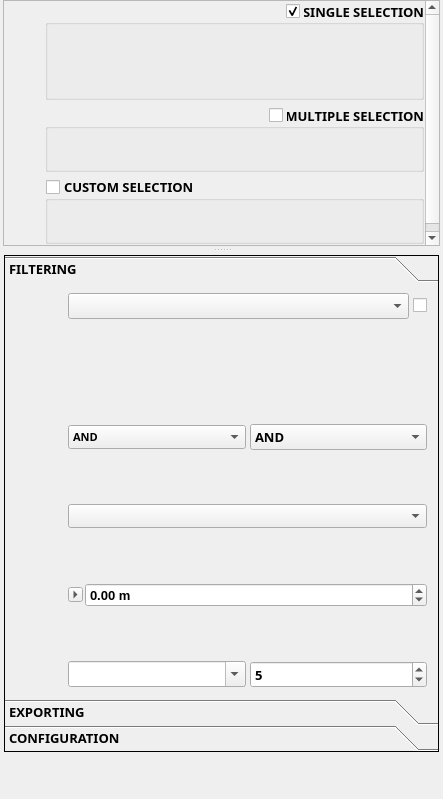
Old version of the form filter_mate_dockwidget_base.ui in the repository imagodata/filter_mate.
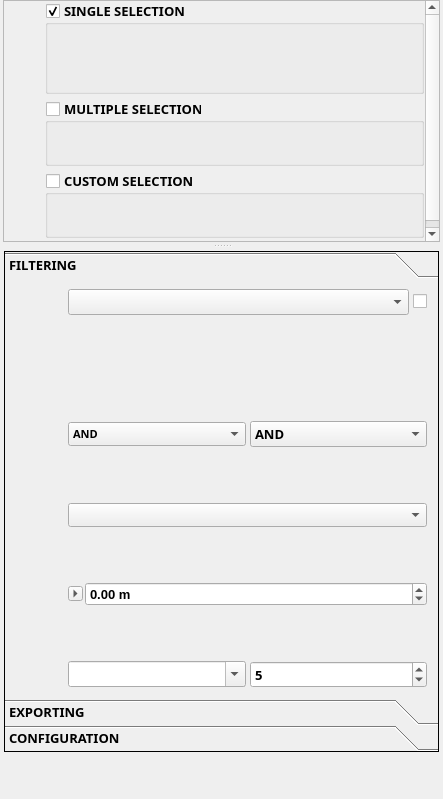
New version of the form. Icons and pictures are not drawn. Custom widgets are drawn as their Qt base class.

Commit message:
style(ui): harmonize SINGLE/MULTIPLE groupbox display with CUSTOM
SINGLE: reset horstretch to 0, drop right-alignment, align spacing (2) and
widget heights (24px). MULTIPLE: switch font stylestrategy to PreferDefault,
drop right-alignment, realign field expression widget (pointsize 8, IBeam
cursor) with the CUSTOM reference.

```diff
--- a/filter_mate_dockwidget_base.ui
+++ b/filter_mate_dockwidget_base.ui
@@ -748,7 +748,7 @@
                    <widget class="QgsCollapsibleGroupBox" name="mGroupBox_exploring_single_selection">
                     <property name="sizePolicy">
                      <sizepolicy hsizetype="Expanding" vsizetype="Preferred">
-                      <horstretch>50</horstretch>
+                      <horstretch>0</horstretch>
                       <verstretch>0</verstretch>
                      </sizepolicy>
                     </property>
@@ -777,9 +777,6 @@
                     <property name="title">
                      <string>SINGLE SELECTION</string>
                     </property>
-                    <property name="alignment">
-                     <set>Qt::AlignRight|Qt::AlignTrailing|Qt::AlignVCenter</set>
-                    </property>
                     <property name="flat">
                      <bool>true</bool>
                     </property>
@@ -800,7 +797,7 @@
                     </property>
                     <layout class="QVBoxLayout" name="verticalLayout_exploring_single_content">
                      <property name="spacing">
-                      <number>4</number>
+                      <number>2</number>
                      </property>
                      <property name="sizeConstraint">
                       <enum>QLayout::SetMinimumSize</enum>
@@ -828,7 +825,7 @@
                        <property name="minimumSize">
                         <size>
                          <width>0</width>
-                         <height>26</height>
+                         <height>24</height>
                         </size>
                        </property>
                        <property name="font">
@@ -866,7 +863,7 @@
                        <property name="minimumSize">
                         <size>
                          <width>0</width>
-                         <height>26</height>
+                         <height>24</height>
                         </size>
                        </property>
                        <property name="font">
@@ -929,7 +926,7 @@
                       <bold>true</bold>
                       <underline>false</underline>
                       <strikeout>false</strikeout>
-                      <stylestrategy>PreferAntialias</stylestrategy>
+                      <stylestrategy>PreferDefault</stylestrategy>
                       <kerning>true</kerning>
                      </font>
                     </property>
@@ -939,9 +936,6 @@
                     <property name="title">
                      <string>MULTIPLE SELECTION</string>
                     </property>
-                    <property name="alignment">
-                     <set>Qt::AlignRight|Qt::AlignTrailing|Qt::AlignVCenter</set>
-                    </property>
                     <property name="flat">
                      <bool>true</bool>
                     </property>
@@ -1018,13 +1012,13 @@
                        <property name="font">
                         <font>
                          <family>Segoe UI</family>
-                         <pointsize>10</pointsize>
+                         <pointsize>8</pointsize>
                          <weight>75</weight>
                          <italic>false</italic>
                          <bold>true</bold>
                          <underline>false</underline>
                          <strikeout>false</strikeout>
-                         <stylestrategy>PreferAntialias</stylestrategy>
+                         <stylestrategy>PreferDefault</stylestrategy>
                          <kerning>true</kerning>
                         </font>
                        </property>
@@ -1055,7 +1049,7 @@
                   <item>
                    <widget class="QgsCollapsibleGroupBox" name="mGroupBox_exploring_custom_selection">
                     <property name="sizePolicy">
-                     <sizepolicy hsizetype="Expanding" vsizetype="Fixed">
+                     <sizepolicy hsizetype="Expanding" vsizetype="Preferred">
                       <horstretch>0</horstretch>
                       <verstretch>0</verstretch>
                      </sizepolicy>
@@ -1104,6 +1098,9 @@
                      <property name="spacing">
                       <number>2</number>
                      </property>
+                     <property name="sizeConstraint">
+                      <enum>QLayout::SetMinimumSize</enum>
+                     </property>
                      <property name="leftMargin">
                       <number>8</number>
                      </property>
```
Left out of the diff: 2 changed lines with no effect on the pictures.
